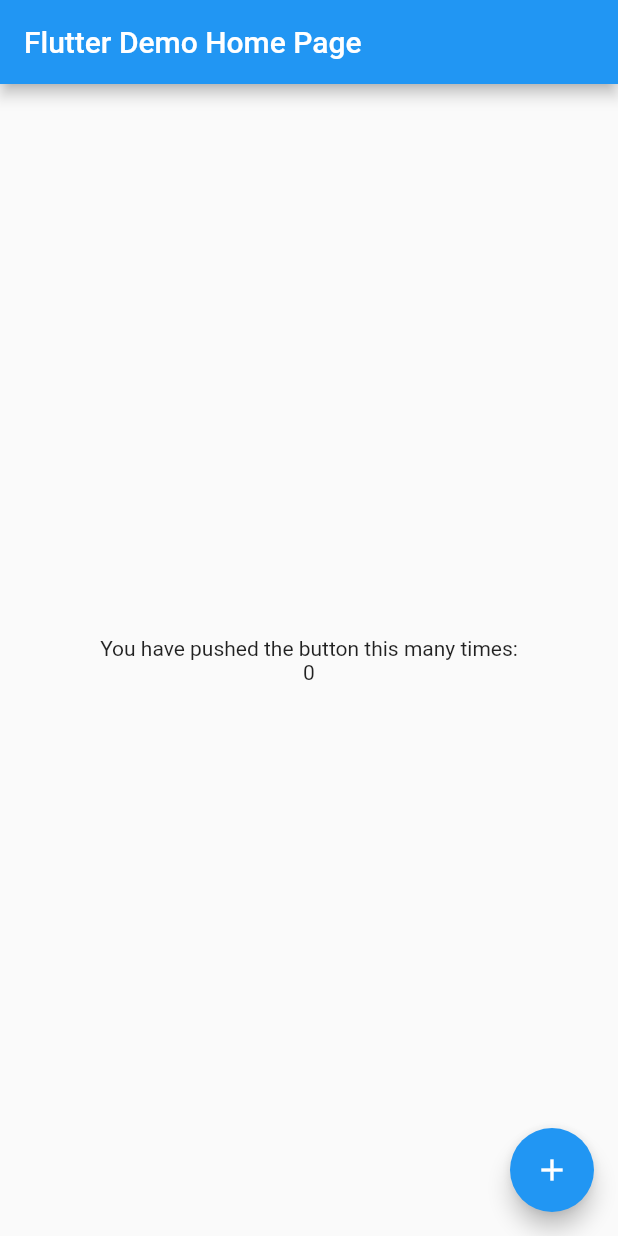
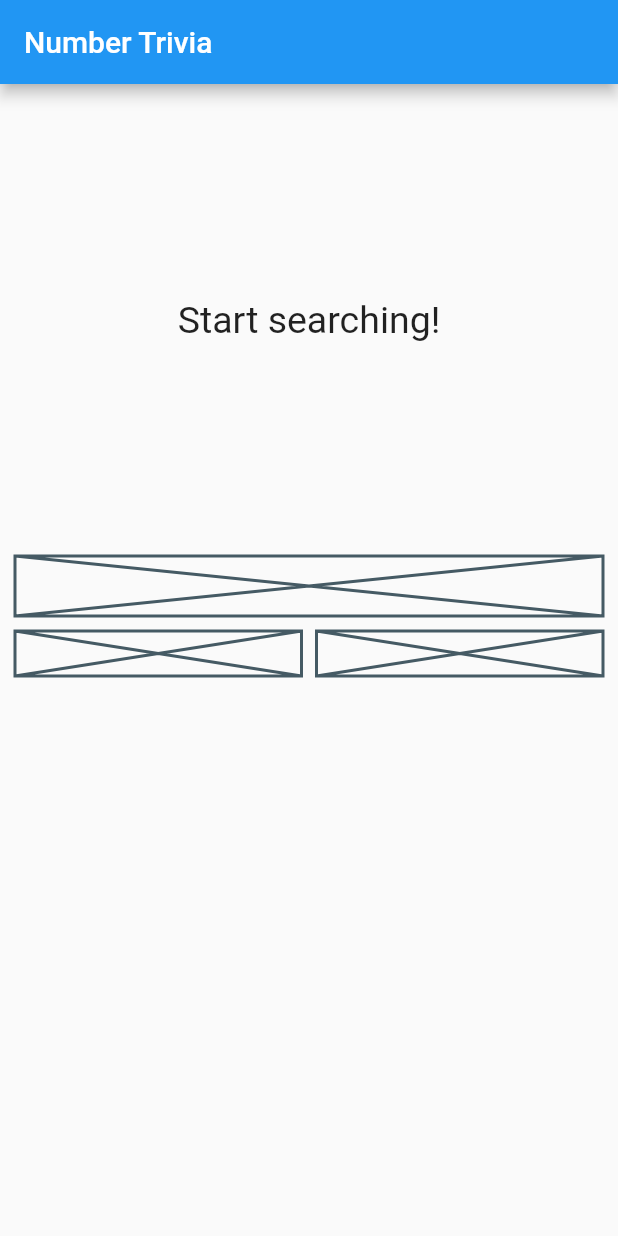
Before and after one commit to oElberte/flutter-clean-architecture-tdd-course, a Flutter app: the screen it shows after launch, on a phone screen of 412 x 824 dp. Run offline on Flutter 3.47's test engine with Material 2 defaults, Android fonts, the phone set to English and light mode, and no system bars; our stand-ins replace bloc, dartz, data_connection_checker, equatable, flutter_bloc, get_it and 1 more.

Commit message:
Widget for displaying trivia results

```diff
--- /dev/null
+++ b/lib/features/number_trivia/presentation/pages/number_trivia_page.dart
@@ -0,0 +1,136 @@
+import 'package:flutter/material.dart';
+import 'package:flutter_bloc/flutter_bloc.dart';
+import 'package:flutter_clean_architecture_tdd_course/features/number_trivia/domain/entities/number_trivia.dart';
+
+import '../../../../injection_container.dart';
+import '../bloc/bloc.dart';
+
+class NumberTriviaPage extends StatelessWidget {
+  @override
+  Widget build(BuildContext context) {
+    return Scaffold(
+      appBar: AppBar(
+        title: Text('Number Trivia'),
+      ),
+      body: buildBody(context),
+    );
+  }
+
+  BlocProvider<NumberTriviaBloc> buildBody(BuildContext context) {
+    return BlocProvider(
+      builder: (_) => sl<NumberTriviaBloc>(),
+      child: Center(
+        child: Padding(
+          padding: const EdgeInsets.all(10),
+          child: Column(
+            children: <Widget>[
+              SizedBox(height: 10),
+              // Top half
+              BlocBuilder<NumberTriviaBloc, NumberTriviaState>(
+                builder: (context, state) {
+                  if (state is Empty) {
+                    return MessageDisplay(message: 'Start searching!');
+                  } else if (state is Loading) {
+                    return LoadingWidget();
+                  } else if (state is Loaded) {
+                    return TriviaDisplay(numberTrivia: state.trivia);
+                  } else if (state is Error) {
+                    return MessageDisplay(message: state.message);
+                  }
+                },
+              ),
+              SizedBox(height: 20),
+              // Bottom half
+              Column(
+                children: <Widget>[
+                  // TextField
+                  Placeholder(fallbackHeight: 40),
+                  SizedBox(height: 10),
+                  Row(
+                    children: <Widget>[
+                      Expanded(
+                        child: Placeholder(fallbackHeight: 30),
+                      ),
+                      SizedBox(width: 10),
+                      Expanded(
+                        child: Placeholder(fallbackHeight: 30),
+                      ),
+                    ],
+                  ),
+                ],
+              ),
+            ],
+          ),
+        ),
+      ),
+    );
+  }
+}
+
+class MessageDisplay extends StatelessWidget {
+  final String message;
+
+  const MessageDisplay({Key key, @required this.message}) : super(key: key);
+
+  @override
+  Widget build(BuildContext context) {
+    return Container(
+      height: MediaQuery.of(context).size.height / 3,
+      child: Center(
+        child: SingleChildScrollView(
+          child: Text(
+            message,
+            style: TextStyle(fontSize: 25),
+            textAlign: TextAlign.center,
+          ),
+        ),
+      ),
+    );
+  }
+}
+
+class LoadingWidget extends StatelessWidget {
+  const LoadingWidget({Key key}) : super(key: key);
+
+  @override
+  Widget build(BuildContext context) {
+    return Container(
+      height: MediaQuery.of(context).size.height / 3,
+      child: Center(
+        child: CircularProgressIndicator(),
+      ),
+    );
+  }
+}
+
+class TriviaDisplay extends StatelessWidget {
+  final NumberTrivia numberTrivia;
+
+  const TriviaDisplay({Key key, @required this.numberTrivia}) : super(key: key);
+
+  @override
+  Widget build(BuildContext context) {
+    return Container(
+      height: MediaQuery.of(context).size.height / 3,
+      child: Column(
+        children: <Widget>[
+          Text(
+            numberTrivia.number.toString(),
+            style: TextStyle(fontSize: 50, fontWeight: FontWeight.bold),
+          ),
+          Expanded(
+            child: Center(
+              child: SingleChildScrollView(
+                child: Text(
+                  numberTrivia.text,
+                  style: TextStyle(fontSize: 25),
+                  textAlign: TextAlign.center,
+                ),
+              ),
+            ),
+          ),
+        ],
+      ),
+    );
+  }
+}
--- a/lib/main.dart
+++ b/lib/main.dart
@@ -1,4 +1,5 @@
 import 'package:flutter/material.dart';
+import 'features/number_trivia/presentation/pages/number_trivia_page.dart';
 import 'injection_container.dart' as di;
 
 void main() async {
@@ -10,57 +11,12 @@ class MyApp extends StatelessWidget {
   @override
   Widget build(BuildContext context) {
     return MaterialApp(
-      title: 'Flutter Demo',
+      title: 'Material App',
       theme: ThemeData(
-        primarySwatch: Colors.blue,
+        primaryColor: Colors.green.shade800,
+        accentColor: Colors.green.shade600,
       ),
-      home: MyHomePage(title: 'Flutter Demo Home Page'),
+      home: NumberTriviaPage(),
     );
   }
 }
-
-class MyHomePage extends StatefulWidget {
-  const MyHomePage({this.title});
-
-  final String title;
-
-  @override
-  State<MyHomePage> createState() => _MyHomePageState();
-}
-
-class _MyHomePageState extends State<MyHomePage> {
-  int _counter = 0;
-
-  void _incrementCounter() {
-    setState(() {
-      _counter++;
-    });
-  }
-
-  @override
-  Widget build(BuildContext context) {
-    return Scaffold(
-      appBar: AppBar(
-        title: Text(widget.title),
-      ),
-      body: Center(
-        child: Column(
-          mainAxisAlignment: MainAxisAlignment.center,
-          children: <Widget>[
-            const Text(
-              'You have pushed the button this many times:',
-            ),
-            Text(
-              '$_counter',
-            ),
-          ],
-        ),
-      ),
-      floatingActionButton: FloatingActionButton(
-        onPressed: _incrementCounter,
-        tooltip: 'Increment',
-        child: const Icon(Icons.add),
-      ),
-    );
-  }
-}
```
Also changed, not shown: 100 other files.
